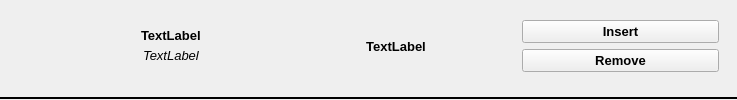
Old version of the form lightpath/ui/device.ui in the repository pcdshub/lightpath.
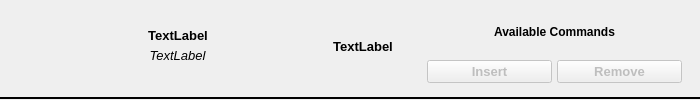
New version of the form. Custom widgets are drawn as their Qt base class.

Commit message: UI: Rearrange to horizontal layout for buttons

```diff
--- a/lightpath/ui/device.ui
+++ b/lightpath/ui/device.ui
@@ -6,7 +6,7 @@
    <rect>
     <x>0</x>
     <y>0</y>
-    <width>737</width>
+    <width>700</width>
     <height>100</height>
    </rect>
   </property>
@@ -37,9 +37,12 @@
    </property>
    <item>
     <widget class="QWidget" name="device_layout" native="true">
-     <layout class="QHBoxLayout" name="horizontalLayout" stretch="0,1,1,1">
+     <layout class="QHBoxLayout" name="horizontalLayout" stretch="0,2,1,1">
       <property name="spacing">
-       <number>10</number>
+       <number>2</number>
+      </property>
+      <property name="sizeConstraint">
+       <enum>QLayout::SetDefaultConstraint</enum>
       </property>
       <property name="topMargin">
        <number>0</number>
@@ -84,21 +87,21 @@
       </item>
       <item alignment="Qt::AlignVCenter">
        <widget class="QWidget" name="device_information" native="true">
-        <layout class="QVBoxLayout" name="verticalLayout_2">
+        <layout class="QVBoxLayout" name="verticalLayout_2" stretch="0,0">
          <property name="spacing">
           <number>5</number>
          </property>
          <property name="leftMargin">
-          <number>2</number>
+          <number>5</number>
          </property>
          <property name="topMargin">
-          <number>20</number>
+          <number>9</number>
          </property>
          <property name="rightMargin">
-          <number>2</number>
+          <number>5</number>
          </property>
          <property name="bottomMargin">
-          <number>20</number>
+          <number>9</number>
          </property>
          <item alignment="Qt::AlignHCenter">
           <widget class="QLabel" name="name_label">
@@ -107,11 +110,18 @@
              <pointsize>10</pointsize>
              <weight>75</weight>
              <bold>true</bold>
+             <kerning>true</kerning>
             </font>
            </property>
            <property name="text">
             <string>TextLabel</string>
            </property>
+           <property name="scaledContents">
+            <bool>false</bool>
+           </property>
+           <property name="alignment">
+            <set>Qt::AlignBottom|Qt::AlignHCenter</set>
+           </property>
           </widget>
          </item>
          <item alignment="Qt::AlignHCenter">
@@ -120,11 +130,18 @@
             <font>
              <pointsize>10</pointsize>
              <italic>true</italic>
+             <kerning>true</kerning>
             </font>
            </property>
            <property name="text">
             <string>TextLabel</string>
            </property>
+           <property name="scaledContents">
+            <bool>false</bool>
+           </property>
+           <property name="alignment">
+            <set>Qt::AlignBottom|Qt::AlignHCenter</set>
+           </property>
           </widget>
          </item>
         </layout>
@@ -147,11 +164,50 @@
         </property>
        </widget>
       </item>
-      <item alignment="Qt::AlignVCenter">
-       <widget class="QWidget" name="widget" native="true">
-        <layout class="QVBoxLayout" name="verticalLayout_3">
+      <item>
+       <widget class="QFrame" name="button_frame">
+        <layout class="QVBoxLayout" name="button_frame_layout" stretch="0,0">
+         <property name="spacing">
+          <number>5</number>
+         </property>
+         <property name="sizeConstraint">
+          <enum>QLayout::SetDefaultConstraint</enum>
+         </property>
+         <property name="leftMargin">
+          <number>1</number>
+         </property>
+         <item alignment="Qt::AlignHCenter">
+          <widget class="QLabel" name="label">
+           <property name="font">
+            <font>
+             <weight>75</weight>
+             <bold>true</bold>
+            </font>
+           </property>
+           <property name="text">
+            <string>Available Commands</string>
+           </property>
+           <property name="alignment">
+            <set>Qt::AlignCenter</set>
+           </property>
+          </widget>
+         </item>
+         <item>
+          <layout class="QHBoxLayout" name="button_layout">
+           <property name="sizeConstraint">
+            <enum>QLayout::SetDefaultConstraint</enum>
+           </property>
          <item>
           <widget class="QPushButton" name="insert_button">
+             <property name="enabled">
+              <bool>false</bool>
+             </property>
+             <property name="minimumSize">
+              <size>
+               <width>125</width>
+               <height>0</height>
+              </size>
+             </property>
            <property name="font">
             <font>
              <pointsize>10</pointsize>
@@ -162,10 +218,25 @@
            <property name="text">
             <string>Insert</string>
            </property>
+             <property name="checkable">
+              <bool>false</bool>
+             </property>
+             <property name="checked">
+              <bool>false</bool>
+             </property>
           </widget>
          </item>
          <item>
           <widget class="QPushButton" name="remove_button">
+             <property name="enabled">
+              <bool>false</bool>
+             </property>
+             <property name="minimumSize">
+              <size>
+               <width>125</width>
+               <height>0</height>
+              </size>
+             </property>
            <property name="font">
             <font>
              <pointsize>10</pointsize>
@@ -176,7 +247,15 @@
            <property name="text">
             <string>Remove</string>
            </property>
-          </widget>
+             <property name="checkable">
+              <bool>false</bool>
+             </property>
+             <property name="checked">
+              <bool>false</bool>
+             </property>
+            </widget>
+           </item>
+          </layout>
          </item>
         </layout>
        </widget>
```
Lines whose indentation alone changed are shown as unchanged.
